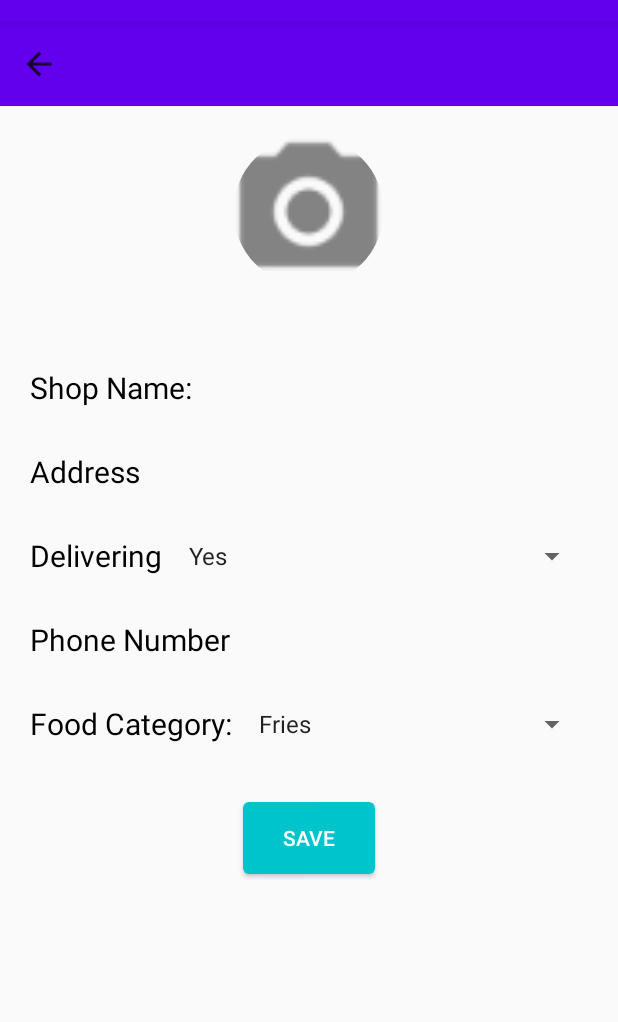
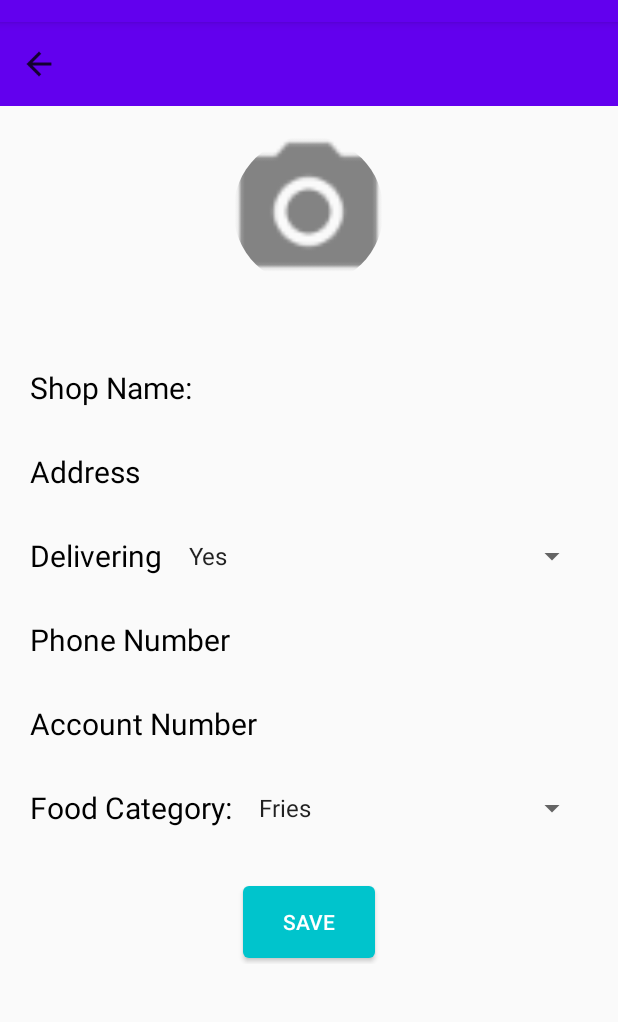
Before and after one commit to moblieecom11/Food-Vendor, an Android app: the MainActivity screen opened directly, with no data from a screen before it, on a phone screen of 412 x 824 dp, the part 62-1084 px from its top. Run offline under Robolectric (Android 15) with nearby library versions, the phone set to English and light mode, and no system bars; our stand-ins replace CircleImageView.

Commit message:
Added vendor UI after first login

```diff
--- a/app/src/main/res/layout/vendor_profile.xml
+++ b/app/src/main/res/layout/vendor_profile.xml
@@ -188,6 +188,31 @@
 
                 </LinearLayout>
 
+                <LinearLayout
+                    android:layout_width="match_parent"
+                    android:layout_height="?attr/actionBarSize"
+                    android:orientation="horizontal">
+
+                    <TextView
+                        android:layout_width="wrap_content"
+                        android:layout_height="wrap_content"
+                        android:layout_gravity="center_vertical"
+                        android:text="Account Number "
+                        android:textColor="@color/Black"
+                        android:textSize="20sp" />
+
+
+
+                    <EditText
+                        android:layout_width="match_parent"
+                        android:layout_height="match_parent"
+                        android:background="@null"
+                        android:id="@+id/vendor_account"
+                        android:layout_marginLeft="5dp"
+                        android:textSize="20sp"/>
+
+                </LinearLayout>
+
 
 
 
```
